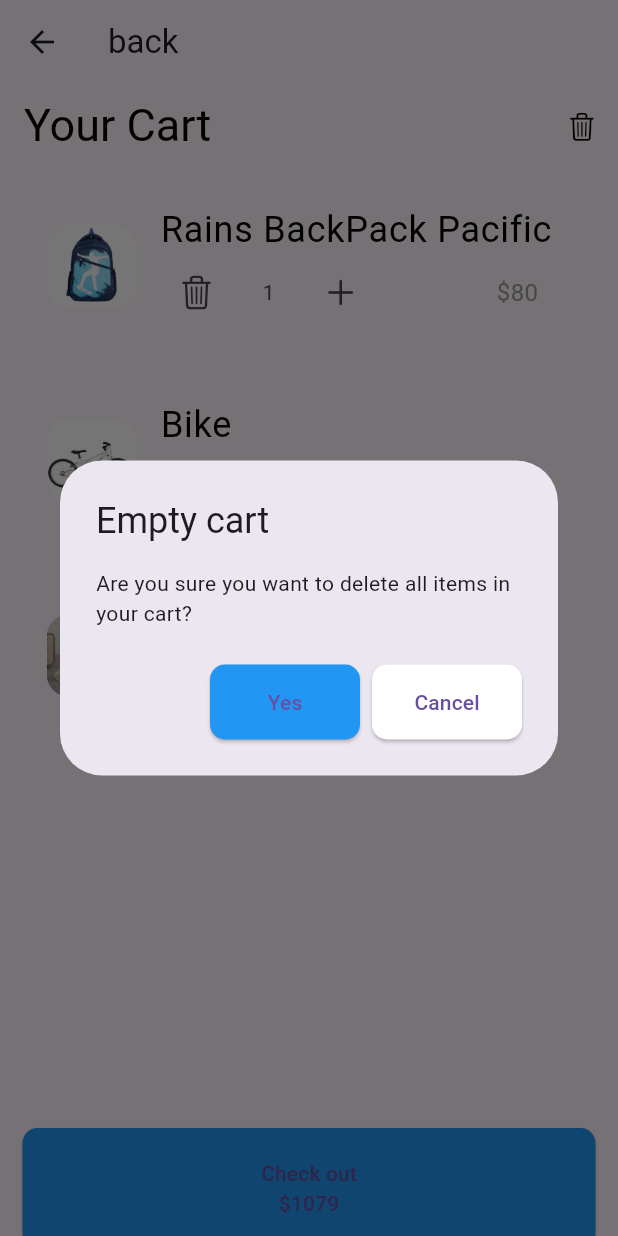
After one commit to Ubaydullayeww/oveflow, a Flutter app: the CardPage screen opened directly, after a tap on an icon or button, on a phone screen of 412 x 824 dp. The commit adds this screen. Run offline on Flutter 3.47's test engine with Material 3 defaults, Android fonts, the light colour scheme and no system bars.

Commit message:
card qism qoshildi

```diff
--- /dev/null
+++ b/lib/screen/card/card.dart
@@ -0,0 +1,224 @@
+import 'package:flutter/cupertino.dart';
+import 'package:flutter/material.dart';
+
+class CardPage extends StatefulWidget {
+  const CardPage({super.key});
+
+  @override
+  State<CardPage> createState() => _CardState();
+}
+
+class _CardState extends State<CardPage> {
+  List<String> images = [
+    'assets/images/bag.webp',
+    'assets/images/bike.jpeg',
+    'assets/images/chair.webp',
+  ];
+  List<String> name = ['Rains BackPack Pacific', 'Bike', 'Orange chair'];
+  List<String> price = ['\$80', '\$120', '\$879'];
+  List<int> count = [1, 1, 1];
+
+  void myDialog(BuildContext context, String content, String title, VoidCallback onConfirm) {
+    showDialog(
+      context: context,
+      builder: (BuildContext context) {
+        return AlertDialog(
+          title: Text(title),
+          content: Text(content),
+          actions: [
+            ElevatedButton(
+              style: ElevatedButton.styleFrom(
+                backgroundColor: Colors.blue,
+                minimumSize: Size(100, 50),
+                shape: RoundedRectangleBorder(
+                  borderRadius: BorderRadius.circular(10),
+                ),
+              ),
+              onPressed: () {
+                onConfirm(); // Confirm action
+                Navigator.pop(context); // Close dialog
+              },
+              child: Text('Yes'),
+            ),
+            ElevatedButton(
+              style: ElevatedButton.styleFrom(
+                backgroundColor: Colors.white,
+                minimumSize: Size(100, 50),
+                shape: RoundedRectangleBorder(
+                  borderRadius: BorderRadius.circular(10),
+                ),
+              ),
+              onPressed: () {
+                Navigator.pop(context);
+              },
+              child: Text('Cancel'),
+            ),
+          ],
+        );
+      },
+    );
+  }
+
+  @override
+  Widget build(BuildContext context) {
+    return Scaffold(
+      appBar: AppBar(
+        leading: BackButton(),
+        title: Text('back'),
+        centerTitle: false,
+      ),
+      body: CustomScrollView(
+        slivers: [
+          SliverAppBar(
+            centerTitle: false,
+            automaticallyImplyLeading: false,
+            title: Text(
+              'Your Cart',
+              style: TextStyle(color: Colors.black, fontSize: 30),
+            ),
+            actions: [
+              IconButton(
+                onPressed: () {
+                  myDialog(
+                    context,
+                    'Are you sure you want to delete all items in your cart?',
+                    'Empty cart',
+                        () {
+                      setState(() {
+                        images.clear();
+                        name.clear();
+                        price.clear();
+                        count.clear();
+                      });
+                    },
+                  );
+                },
+                icon: Icon(CupertinoIcons.trash, size: 20, color: Colors.black),
+              ),
+            ],
+          ),
+
+          if (name.isEmpty)
+            SliverFillRemaining(
+              child: Center(
+                child: Column(
+                  mainAxisAlignment: MainAxisAlignment.center,
+                  children: [
+                    Text('🛒' ,style: TextStyle(fontSize: 100),),
+                    SizedBox(height: 30,),
+                    Text('Your card is empty',style: TextStyle(color: Colors.black , fontSize: 25 , fontWeight: FontWeight.bold),
+                    ),
+                    Text('Looking for ideas' , style: TextStyle(color: Colors.grey , fontSize: 18),),
+                    SizedBox(height: 30,),
+         Padding(
+           padding: const EdgeInsets.only(left: 30 , right: 30),
+           child: ElevatedButton(onPressed: (){}, child: Text('Explore New Products' , style: TextStyle(color: Colors.white),),
+
+             style: ElevatedButton.styleFrom(
+               backgroundColor: Colors.blue.shade900,
+               shape: RoundedRectangleBorder(
+                 borderRadius: BorderRadius.circular(10),
+               ),
+               minimumSize: Size(double.infinity, 70)
+             ),
+           ),
+         ),
+                  ],
+                ),
+              ),
+            )
+          else
+            SliverList(
+              delegate: SliverChildBuilderDelegate(
+                    (context, index) {
+                  return Padding(
+                    padding: const EdgeInsets.all(15.0),
+                    child: ListTile(
+                      title: Text(
+                        name[index],
+                        style: TextStyle(color: Colors.black, fontSize: 24),
+                      ),
+                      subtitle: Row(
+                        children: [
+                          IconButton(
+                            onPressed: () {
+                              myDialog(
+                                context,
+                                'Are you sure want to delete "${name[index]}"?',
+                                'Delete "${name[index]}"',
+                                    () {
+                                  setState(() {
+                                    images.removeAt(index);
+                                    name.removeAt(index);
+                                    price.removeAt(index);
+                                    count.removeAt(index);
+                                  });
+                                },
+                              );
+                            },
+                            icon: Icon(CupertinoIcons.trash),
+                          ),
+                          SizedBox(width: 20),
+                          Text('${count[index]}'),
+                          SizedBox(width: 20),
+                          IconButton(
+                            onPressed: () {
+                              setState(() {
+                                count[index]++;
+                              });
+                            },
+                            icon: Icon(CupertinoIcons.plus),
+                          ),
+                          SizedBox(width: 80),
+                          Text(
+                            price[index],
+                            style: TextStyle(color: Colors.grey, fontSize: 16),
+                          ),
+                        ],
+                      ),
+                      leading: Container(
+                        width: 60,
+                        height: 60,
+                        decoration: BoxDecoration(
+                          borderRadius: BorderRadius.circular(16),
+                        ),
+                        child: ClipRRect(
+                          borderRadius: BorderRadius.circular(16),
+                          child: Image.asset(images[index], fit: BoxFit.fill),
+                        ),
+                      ),
+                    ),
+                  );
+                },
+                childCount: name.length,
+              ),
+            ),
+
+          // Checkout button
+          if (name.isNotEmpty)
+            SliverToBoxAdapter(
+              child: Padding(
+                padding: EdgeInsets.only(top: 250, left: 15, right: 15),
+                child: ElevatedButton(
+                  onPressed: () {},
+                  style: ElevatedButton.styleFrom(
+                    shape: RoundedRectangleBorder(
+                      borderRadius: BorderRadius.circular(10),
+                    ),
+                    backgroundColor: Colors.blue,
+                    minimumSize: Size(double.infinity, 80),
+                  ),
+                  child: Column(
+                    children: [
+                      Text('Check out'),
+                      Text('\$1079'), // You can calculate total dynamically too
+                    ],
+                  ),
+                ),
+              ),
+            ),
+        ],
+      ),
+    );
+  }
+}
--- a/lib/screen/product/detail.dart
+++ b/lib/screen/product/detail.dart
@@ -1,6 +1,6 @@
-import 'package:flutter/cupertino.dart';
 import 'package:flutter/material.dart';
-import 'package:overflow/screen/card/reting.dart';
+import 'package:overflow/screen/card/card.dart';
+import 'package:overflow/screen/product/reting.dart';
 
 class ProductDetailScreen extends StatelessWidget {
   final double price;
@@ -32,6 +32,7 @@ class ProductDetailScreen extends StatelessWidget {
               children: [
                 Image.asset(
                   imagePath,
+                  fit: BoxFit.fill,
                   height: 350,
                   width: double.infinity,
                   errorBuilder: (context, error, stackTrace) {
@@ -86,7 +87,9 @@ class ProductDetailScreen extends StatelessWidget {
                       borderRadius: BorderRadius.circular(10),
                     ),
                   ),
-                  onPressed: () {},
+                  onPressed: () {
+                    Navigator.push(context, MaterialPageRoute(builder: (_)=>CardPage()));
+                  },
                   child: Text(
                     'Add to Card',
                     style: TextStyle(color: Colors.white),
--- a/lib/screen/product/product_screen.dart
+++ b/lib/screen/product/product_screen.dart
@@ -199,12 +199,17 @@ class ProductCard extends StatelessWidget {
           children: [
             Expanded(
               child: Center(
-                child: Image.asset(
-                  imagePath,
-                  fit: BoxFit.contain,
-                  errorBuilder: (context, error, stackTrace) {
-                    return Icon(Icons.image_not_supported, size: 80, color: Colors.black54);
-                  },
+                child: ClipRRect(
+                  borderRadius: BorderRadius.circular(16),
+                  child: Image.asset(
+                    imagePath,
+                    fit: BoxFit.fill,
+                    height: double.infinity,
+                    width: double.infinity,
+                    errorBuilder: (context, error, stackTrace) {
+                      return Icon(Icons.image_not_supported, size: 80, color: Colors.black54);
+                    },
+                  ),
                 ),
               ),
             ),
```
Also changed, not shown: lib/screen/product/reting.dart (renamed from lib/screen/card/reting.dart).
